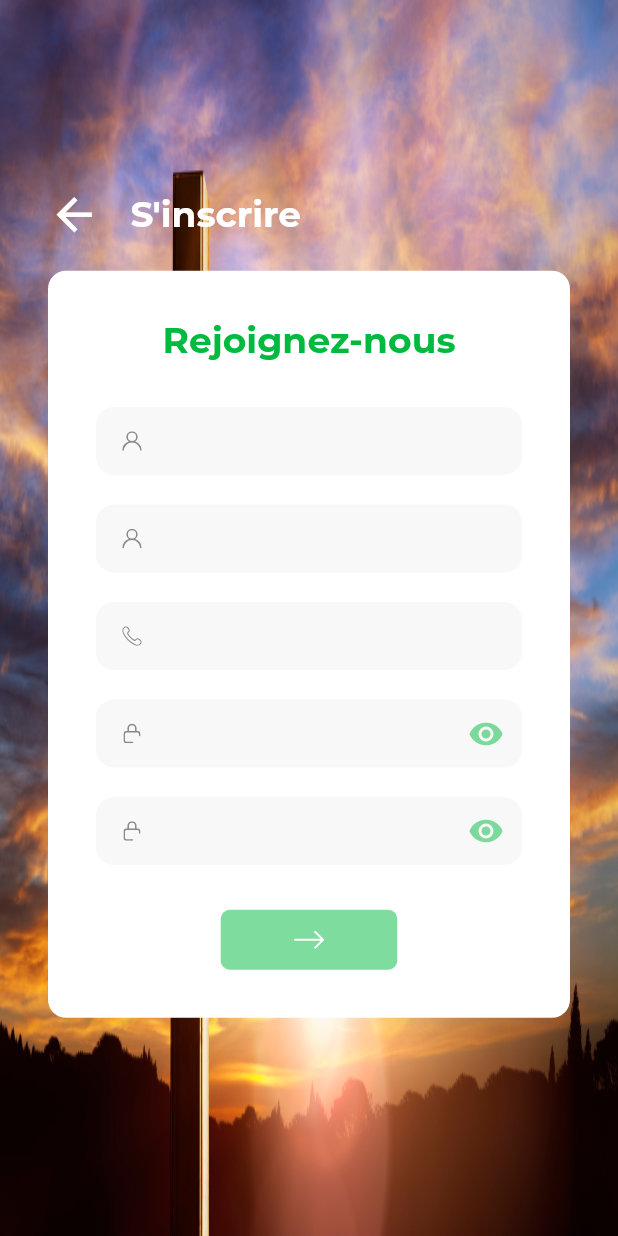
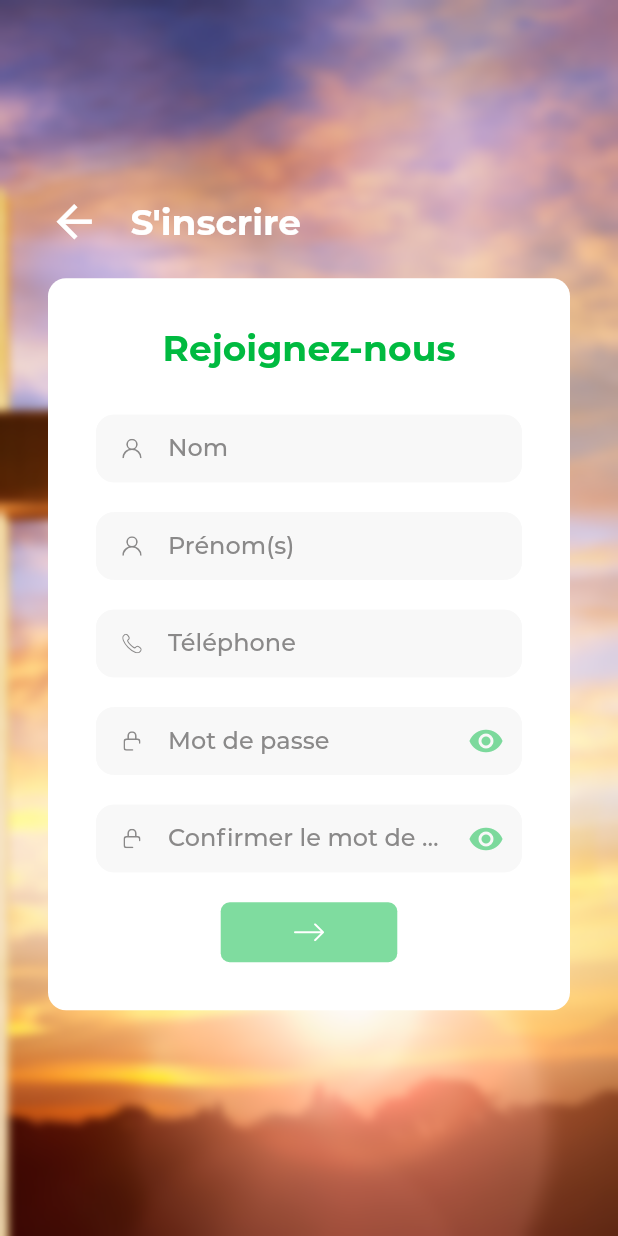
Before and after one commit to EntreNousCorporation/oremus-mobile, a Flutter app: the SignupScreen screen opened by its route, on a phone screen of 412 x 824 dp. Run offline on Flutter 3.47's test engine with Material 2 defaults, Android fonts, the phone set to English and light mode, and no system bars; drawn by our look-alikes of flutter_fadein, keyboard_dismisser, overlay_support; our stand-ins replace firebase_core, firebase_crashlytics, flutter_easyloading, flutter_secure_storage, flutter_spinkit, flutter_svg and 3 more; accounts and stored records are empty; project files that could hold a hidden picture were left out.

Commit message:
implementer signin & signup

```diff
--- a/lib/app/commons/components/text_field.dart
+++ b/lib/app/commons/components/text_field.dart
@@ -107,7 +107,7 @@ class _MyTextFieldState extends State<MyTextField> {
         inputFormatters: maskInputs,
         onChanged: onChanged,
         keyboardType: keyboardType ?? TextInputType.text,
-        textCapitalization: TextCapitalization.characters,
+        textCapitalization: TextCapitalization.words,
         decoration: InputDecoration(
           filled: true,
           fillColor: colorGrey3,
--- a/lib/app/commons/constants.dart
+++ b/lib/app/commons/constants.dart
@@ -10,7 +10,7 @@ abstract class AppConstants {
   static const APP_NAME = 'OREMUS';
 
   //CONNECTIVITY
-  static const REQUEST_TIMEOUT = 1 * 60; //seconds
+  static const REQUEST_TIMEOUT = 2 * 60; //seconds
 
   //HIVE
   static const BOX_NAME = "oremusBox";
--- a/lib/app/commons/lang/fr_FR.dart
+++ b/lib/app/commons/lang/fr_FR.dart
@@ -189,6 +189,7 @@ const Map<String, String> fr_FR = {
   'unavailable': 'Non disponible !',
   'waiting': 'Veuillez patienter...',
   'connection_processing': 'Connexion en cours...',
+  'signup_processing': 'Inscription en cours...',
   'processing': 'Traitement en cours...',
   'reload_proccessing': 'Rechargement en cours...',
   'error_text': 'Une erreur est survenue',
--- a/lib/app/commons/utils.dart
+++ b/lib/app/commons/utils.dart
@@ -48,5 +48,6 @@ extension StringExtension on String {
 }
 
 hideKeyboard() {
-  FocusManager.instance.primaryFocus?.unfocus();
+  //FocusManager.instance.primaryFocus?.unfocus();
+  WidgetsBinding.instance?.focusManager.primaryFocus?.unfocus();
 }
--- a/lib/app/modules/home/controller/home_controller.dart
+++ b/lib/app/modules/home/controller/home_controller.dart
@@ -12,7 +12,7 @@ class HomeController extends GetxController {
   final HomeRepository homeRepository;
   var loading = true.obs;
   var showNotificationCount = 0.obs;
-  var userConnection = SignupResponse().obs;
+  var userConnection = SigninResponse().obs;
 
   RxList<OperationTypeMenu> operations = RxList<OperationTypeMenu>([]);
 
@@ -61,8 +61,8 @@ class HomeController extends GetxController {
 
   getUserInfo() {
     var userInfo = encryptedBox.get(AppConstants.USER_LOG_INFOS);
-    SignupResponse userConnected =
-    SignupResponse.fromJson(jsonDecode(userInfo));
+    SigninResponse userConnected =
+    SigninResponse.fromJson(jsonDecode(userInfo));
     userConnection.value = userConnected;
   }
 }
--- a/lib/app/modules/landing/views/landing_screen.dart
+++ b/lib/app/modules/landing/views/landing_screen.dart
@@ -62,7 +62,7 @@ class _LandingScreenState extends State<LandingScreen> {
           curve: Curves.bounceInOut,
           duration: Duration(milliseconds: 200),
         ),
-        navBarStyle: NavBarStyle.style13, // Choose the nav bar style with this property.
+        navBarStyle: NavBarStyle.style1, // Choose the nav bar style with this property.
       ),
     );
   }
--- a/lib/app/modules/signin/data/model/signin.dart
+++ b/lib/app/modules/signin/data/model/signin.dart
@@ -1,19 +1,35 @@
 class Signin {
+
+  //LOGIN
   String? username;
   String? password;
+
+  //SIGNUP
+  String? phone;
+  String? firstname;
+  String? lastname;
 
   Signin({
     this.username,
     this.password,
+    this.phone,
+    this.firstname,
+    this.lastname,
   });
 
   factory Signin.fromJson(Map<String, dynamic> json) => Signin(
     username: json["username"],
     password: json["password"],
+    phone: json["phone"],
+    firstname: json["firstname"],
+    lastname: json["lastname"],
   );
 
   Map<String, dynamic> toJson() => {
     "username": username,
     "password": password,
+    "phone": phone,
+    "firstname": firstname,
+    "lastname": lastname,
   };
 }
--- a/lib/app/modules/signin/data/model/signin_response.dart
+++ b/lib/app/modules/signin/data/model/signin_response.dart
@@ -1,13 +1,13 @@
-class SignupResponse {
+class SigninResponse {
   String? accessToken;
   dynamic expiredAt;
 
-  SignupResponse({
+  SigninResponse({
     this.accessToken,
     this.expiredAt,
   });
 
-  SignupResponse.fromJson(Map<String, dynamic> json) {
+  SigninResponse.fromJson(Map<String, dynamic> json) {
     accessToken = json['accessToken'];
     expiredAt = json['expiredAt'];
   }
--- a/lib/app/modules/signin/data/repository/interfaces/interface_signin_repository.dart
+++ b/lib/app/modules/signin/data/repository/interfaces/interface_signin_repository.dart
@@ -3,5 +3,5 @@ import 'package:oremusapp/app/modules/signin/data/model/signin.dart';
 import 'package:oremusapp/app/modules/signin/data/model/signin_response.dart';
 
 abstract class ISigninRepository {
-  Future<SignupResponse> loginUser(Signin request);
+  Future<SigninResponse> loginUser(Signin request);
 }
--- a/lib/app/modules/signin/data/repository/signin_repository.dart
+++ b/lib/app/modules/signin/data/repository/signin_repository.dart
@@ -15,7 +15,7 @@ class SigninRepository implements ISigninRepository {
   SigninRepository(this._apiClient);
 
   @override
-  Future<SignupResponse> loginUser(Signin request) async {
+  Future<SigninResponse> loginUser(Signin request) async {
     Response response = await _apiClient.doRequest(
       endpoint: "/auth/login",
       body: jsonEncode(request.toJson()),
@@ -29,7 +29,7 @@ class SigninRepository implements ISigninRepository {
       throw Exception(resp);
     } else {
       log('resp => $resp');
-      return SignupResponse.fromJson(json.decode(response.bodyString.toString()));
+      return SigninResponse.fromJson(json.decode(response.bodyString.toString()));
     }
   }
 }
--- a/lib/app/modules/signup/data/repository/interfaces/interface_signup_repository.dart
+++ b/lib/app/modules/signup/data/repository/interfaces/interface_signup_repository.dart
@@ -3,5 +3,5 @@ import 'package:oremusapp/app/modules/signin/data/model/signin.dart';
 import 'package:oremusapp/app/modules/signin/data/model/signin_response.dart';
 
 abstract class ISignupRepository {
-  Future<SignupResponse> signupUser(Signin request);
+  Future<SigninResponse> signupUser(Signin request);
 }
--- a/lib/app/modules/signup/views/signup_screen.dart
+++ b/lib/app/modules/signup/views/signup_screen.dart
@@ -1,3 +1,5 @@
+import 'dart:ui';
+
 import 'package:flutter/material.dart';
 import 'package:flutter/services.dart';
 import 'package:flutter_fadein/flutter_fadein.dart';
@@ -22,8 +24,10 @@ class SignupScreen extends StatelessWidget {
       decoration: const BoxDecoration(
           image: DecorationImage(
         image: AssetImage('assets/images/bg_login.jpg'),
-        fit: BoxFit.fill,
+        fit: BoxFit.cover,
       )),
+      child: BackdropFilter(
+        filter: ImageFilter.blur(sigmaX: 3.0, sigmaY: 3.0),
         child: FadeIn(
           duration: const Duration(milliseconds: 500),
           child: KeyboardDismisser(
@@ -34,7 +38,7 @@ class SignupScreen extends StatelessWidget {
                   child: SingleChildScrollView(
                     reverse: true,
                     child: SafeArea(
-                    child: GetBuilder<SignupController>(
+                      child: GetX<SignupController>(
                         initState: (_) {},
                         builder: (_) {
                           return WillPopScope(
@@ -86,27 +90,77 @@ class SignupScreen extends StatelessWidget {
                                             children: [
                                               Text(
                                                 "Rejoignez-nous",
-                                              style: TextStyles.montserratBold(
-                                                  textSize: TextSizes.twenty_four,
+                                                style:
+                                                    TextStyles.montserratBold(
+                                                        textSize: TextSizes
+                                                            .twenty_four,
                                                         textColor: colorGreen),
                                               ),
                                               Separators.maximumVertical(),
                                               SizedBox(
                                                 height: 45,
                                                 child: MyTextField(
-                                                controller: _.lastnameController,
-                                                hintText: 'Nom',
-                                                labelText: '',
+                                                  controller:
+                                                      _.lastnameController,
+                                                  hintText: '',
+                                                  labelText: 'Nom',
+                                                  prefixIcon:
+                                                      "assets/images/icon_user.svg",
+                                                  prefixIconColor: colorGrey1,
+                                                  keyboardType:
+                                                      TextInputType.name,
+                                                  maskInputs: [
+                                                    FilteringTextInputFormatter
+                                                        .allow(RegExp(AppConstants
+                                                            .INPUT_NAME_REGEX)),
+                                                  ],
+                                                  onChanged: (value) {
+                                                    _.checkForm();
+                                                  },
+                                                ),
+                                              ),
+                                              Separators.normalVertical(),
+                                              SizedBox(
+                                                height: 45,
+                                                child: MyTextField(
+                                                  controller:
+                                                      _.firstnameController,
+                                                  hintText: '',
+                                                  labelText: 'Prénom(s)',
                                                   prefixIcon:
                                                       "assets/images/icon_user.svg",
                                                   //suffixIcon: _.isValidEmail.isTrue ? const Icon(Icons.check_circle) : null,
                                                   prefixIconColor: colorGrey1,
-                                                keyboardType: TextInputType.number,
+                                                  keyboardType:
+                                                      TextInputType.name,
+                                                  maskInputs: [
+                                                    FilteringTextInputFormatter
+                                                        .allow(RegExp(AppConstants
+                                                            .INPUT_NAME_REGEX)),
+                                                  ],
+                                                  onChanged: (value) {
+                                                    _.checkForm();
+                                                  },
+                                                ),
+                                              ),
+                                              Separators.normalVertical(),
+                                              SizedBox(
+                                                height: 45,
+                                                child: MyTextField(
+                                                  controller: _.phoneController,
+                                                  hintText: '',
+                                                  labelText: 'Téléphone',
+                                                  prefixIcon:
+                                                      "assets/images/icon_phone.svg",
+                                                  //suffixIcon: _.isValidEmail.isTrue ? const Icon(Icons.check_circle) : null,
+                                                  prefixIconColor: colorGrey1,
+                                                  keyboardType:
+                                                      TextInputType.number,
                                                   maskInputs: [
                                                     ObjectSeparatorInputFormatter(
                                                         groupBy: 2),
-                                                  FilteringTextInputFormatter.allow(
-                                                      RegExp(AppConstants
+                                                    FilteringTextInputFormatter
+                                                        .allow(RegExp(AppConstants
                                                             .INPUT_NUM_REGEX)),
                                                   ],
                                                   onChanged: (value) {
@@ -118,56 +172,10 @@ class SignupScreen extends StatelessWidget {
                                               SizedBox(
                                                 height: 45,
                                                 child: MyTextField(
-                                                controller: _.firstnameController,
-                                                hintText: 'Prénom(s)',
-                                                labelText: '',
-                                                prefixIcon:
-                                                    "assets/images/icon_user.svg",
-                                                //suffixIcon: _.isValidEmail.isTrue ? const Icon(Icons.check_circle) : null,
-                                                prefixIconColor: colorGrey1,
-                                                keyboardType: TextInputType.number,
-                                                maskInputs: [
-                                                  ObjectSeparatorInputFormatter(
-                                                      groupBy: 2),
-                                                  FilteringTextInputFormatter.allow(
-                                                      RegExp(AppConstants.INPUT_NAME_REGEX)),
-                                                ],
-                                                onChanged: (value) {
-                                                  _.checkForm();
-                                                },
-                                              ),
-                                            ),
-                                            Separators.normalVertical(),
-                                            SizedBox(
-                                              height: 45,
-                                              child: MyTextField(
-                                                controller: _.phoneController,
-                                                hintText: 'Téléphone',
-                                                labelText: '',
-                                                prefixIcon:
-                                                    "assets/images/icon_phone.svg",
-                                                //suffixIcon: _.isValidEmail.isTrue ? const Icon(Icons.check_circle) : null,
-                                                prefixIconColor: colorGrey1,
-                                                keyboardType: TextInputType.number,
-                                                maskInputs: [
-                                                  ObjectSeparatorInputFormatter(
-                                                      groupBy: 2),
-                                                  FilteringTextInputFormatter.allow(
-                                                      RegExp(AppConstants
-                                                          .INPUT_NUM_REGEX)),
-                                                ],
-                                                onChanged: (value) {
-                                                  _.checkForm();
-                                                },
-                                              ),
-                                            ),
-                                            Separators.normalVertical(),
-                                            SizedBox(
-                                              height: 45,
-                                              child: MyTextField(
-                                                controller: _.passwordController,
-                                                hintText: 'Mot de passe',
-                                                labelText: '',
+                                                  controller:
+                                                      _.passwordController,
+                                                  hintText: '',
+                                                  labelText: 'Mot de passe',
                                                   isPassword: true,
                                                   prefixIcon:
                                                       "assets/images/icon_password_profil.svg",
@@ -181,10 +189,11 @@ class SignupScreen extends StatelessWidget {
                                               SizedBox(
                                                 height: 45,
                                                 child: MyTextField(
-                                                controller: _.confPasswordController,
-                                                hintText:
+                                                  controller:
+                                                      _.confPasswordController,
+                                                  hintText: '',
+                                                  labelText:
                                                       'Confirmer le mot de passe',
-                                                labelText: '',
                                                   isPassword: true,
                                                   prefixIcon:
                                                       "assets/images/icon_password_profil.svg",
@@ -194,30 +203,7 @@ class SignupScreen extends StatelessWidget {
                                                   },
                                                 ),
                                               ),
-                                            Visibility(
-                                              visible: false,
-                                              child: Separators.normalVertical(),
-                                            ),
-                                            Visibility(
-                                              visible: false,
-                                              child: Row(
-                                                mainAxisAlignment:
-                                                    MainAxisAlignment.end,
-                                                children: [
-                                                  Text(
-                                                    'Mot de passe oublié ?',
-                                                    style: TextStyles
-                                                        .montserratSemiBold(
-                                                            textSize:
-                                                                TextSizes.sixteen,
-                                                            textColor:
-                                                                colorPurpleLight),
-                                                  ),
-                                                ],
-                                              ),
-                                            ),
-                                            //Separators.normalVertical(),
-                                            Separators.maximumVertical(),
+                                              Separators.normalVertical(),
                                               SizedBox(
                                                 width: Get.width / 3.5,
                                                 height: 40,
@@ -227,12 +213,15 @@ class SignupScreen extends StatelessWidget {
                                                       'assets/images/icon_arrow_right.svg',
                                                   bgcolor: _.isValidForm.isTrue
                                                       ? colorGreen
-                                                    : colorGreen.withOpacity(0.5),
-                                                borderColor: _.isValidForm.isTrue
+                                                      : colorGreen
+                                                          .withOpacity(0.5),
+                                                  borderColor:
+                                                      _.isValidForm.isTrue
                                                           ? colorGreen
-                                                    : colorGreen.withOpacity(0),
-                                                actionColor:
-                                                    colorGreen.withOpacity(0.5),
+                                                          : colorGreen
+                                                              .withOpacity(0),
+                                                  actionColor: colorGreen
+                                                      .withOpacity(0.5),
                                                   enabled: _.isValidForm.value,
                                                   action: () {
                                                     _.signupUser();
@@ -241,21 +230,25 @@ class SignupScreen extends StatelessWidget {
                                               ),
                                               Visibility(
                                                 visible: false,
-                                              child: Separators.normalVertical(),
+                                                child:
+                                                    Separators.normalVertical(),
                                               ),
                                               Visibility(
                                                 visible: false,
                                                 child: Text(
                                                   'Connectez-vous via',
-                                                style:
-                                                    TextStyles.montserratSemiBold(
-                                                        textSize: TextSizes.sixteen,
-                                                        textColor: colorGrey1),
+                                                  style: TextStyles
+                                                      .montserratSemiBold(
+                                                          textSize:
+                                                              TextSizes.sixteen,
+                                                          textColor:
+                                                              colorGrey1),
                                                 ),
                                               ),
                                               Visibility(
                                                 visible: false,
-                                              child: Separators.normalVertical(),
+                                                child:
+                                                    Separators.normalVertical(),
                                               ),
                                               Visibility(
                                                 visible: false,
@@ -264,7 +257,8 @@ class SignupScreen extends StatelessWidget {
                                                       MainAxisAlignment.center,
                                                   children: [
                                                     Padding(
-                                                    padding: const EdgeInsets.only(
+                                                      padding:
+                                                          const EdgeInsets.only(
                                                               right: 12.0),
                                                       child: SvgPicture.asset(
                                                         'assets/images/google_logo.svg',
@@ -272,7 +266,8 @@ class SignupScreen extends StatelessWidget {
                                                       ),
                                                     ),
                                                     Padding(
-                                                    padding: const EdgeInsets.only(
+                                                      padding:
+                                                          const EdgeInsets.only(
                                                               left: 12.0),
                                                       child: SvgPicture.asset(
                                                         'assets/images/facebook_logo.svg',
@@ -299,6 +294,7 @@ class SignupScreen extends StatelessWidget {
                 )),
           ),
         ),
+      ),
     );
   }
 }
--- a/pubspec.yaml
+++ b/pubspec.yaml
@@ -29,6 +29,7 @@ dependencies:
   hive_flutter: ^1.1.0
   overlay_support: ^1.2.1
   flutter_easyloading: ^3.0.3
+  hidden_drawer_menu: ^3.0.1
 
 dev_dependencies:
   flutter_test:
```
Also changed, not shown: lib/app/modules/signin/controller/signin_controller.dart (+6 -4 lines), lib/app/modules/signin/views/signin_screen.dart (+12 -8 lines), lib/app/modules/signup/controller/signup_controller.dart (+24 -4 lines), lib/app/modules/signup/data/repository/signup_repository.dart (+5 -5 lines), lib/app/remote/api_client.dart (+8 -5 lines), lib/main.dart (+6 -4 lines), pubspec.lock, 3 other files. Lines whose indentation alone changed are shown as unchanged.
